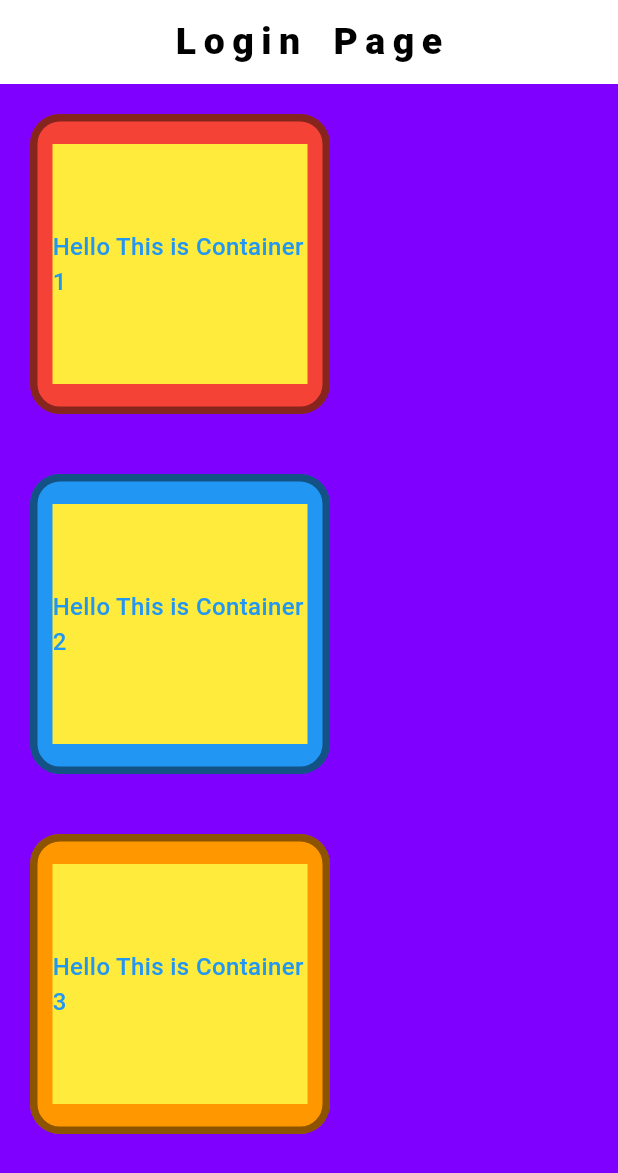
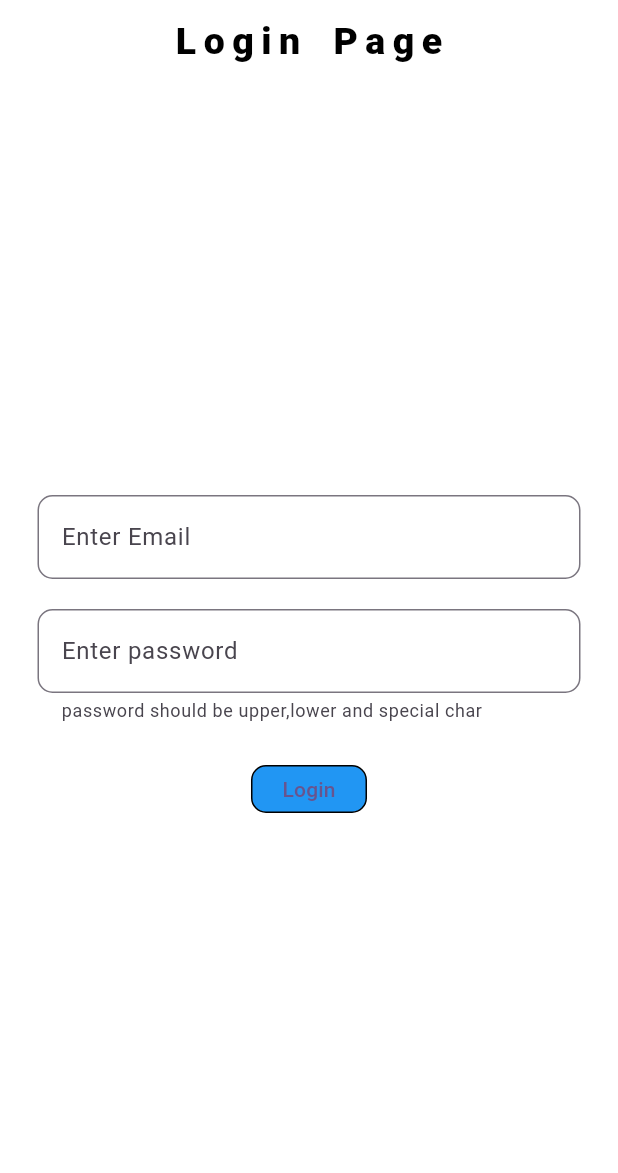
Before and after one commit to maheshmobileApp/morning7to8, a Flutter app: the screen it shows after launch, on a phone screen of 412 x 824 dp. Shown: the top 1173 px of the screen. Run offline on Flutter 3.47's test engine with Material 2 defaults, Android fonts, the phone set to English and light mode, and no system bars.

Commit message:
login validation

```diff
--- a/lib/Login/Login.dart
+++ b/lib/Login/Login.dart
@@ -8,6 +8,17 @@ class Login extends StatefulWidget {
 }
 
 class _LoginState extends State<Login> {
+  TextEditingController _emailControll = TextEditingController();
+  TextEditingController _passwordController = TextEditingController();
+//step 1: create form key
+  GlobalKey<FormState> formKey = GlobalKey<FormState>();
+
+  //step 2: wrap the widgets into Form
+
+  //step 3: assign the formkey to Form widget
+  //step 4: add the validator to textfield with some condition
+  //step 5: on the button action call the all validators
+
   @override
   Widget build(BuildContext context) {
     return Scaffold(
@@ -29,25 +40,118 @@ class _LoginState extends State<Login> {
           ],
           centerTitle: true,
         ),
-        backgroundColor: Color.fromRGBO(128, 0, 255, 1),
-        body: Column(
-          children: [
-            createContainer(Colors.red,Colors.black45,1),
-            createContainer(Colors.blue,Colors.black45,2),
-            createContainer(Colors.orange,Colors.black45,3)
-          ],
+        backgroundColor: Colors.white,
+        body: Container(
+          color: Colors.white,
+          margin: EdgeInsets.symmetric(horizontal: 25),
+          child: Form(
+            key: formKey,
+            child: Column(
+              mainAxisAlignment: MainAxisAlignment.center,
+              crossAxisAlignment: CrossAxisAlignment.center,
+              children: [
+                TextFormField(
+                  controller: _emailControll,
+                  keyboardType: TextInputType.emailAddress,
+                  // maxLines: 1,
+                  decoration: InputDecoration(
+                      hintText: "Enter Email",
+                      border: OutlineInputBorder(
+                          borderRadius: BorderRadius.circular(10))),
+                  validator: (value) {
+                    if (value!.isEmpty) {
+                      return "Please Enter Email";
+                    } else if (!isValidEmail(value)) {
+                      return "Please enter Valid email";
+                    } else {
+                      return null;
+                    }
+                  },
+                ),
+                SizedBox(
+                  height: 20,
+                ),
+                TextFormField(
+                    obscureText: true,
+                    controller: _passwordController,
+                    validator: (value) {
+                      if (value!.isEmpty) {
+
+                        return "Please Enter Password";
+
+                      } else {
+                        return null;
+                      }
+                    },
+                    decoration: InputDecoration(
+                        helperText:
+                            "password should be upper,lower and special char",
+                        hintText: "Enter Password",
+                        labelText: "Enter password",
+                        border: OutlineInputBorder(
+                            borderRadius: BorderRadius.circular(10)))),
+                SizedBox(
+                  height: 20,
+                ),
+                TextButton(
+                    onPressed: () {
+                      print("email value is ${_emailControll.text}");
+                      print("password value is ${_passwordController.text}");
+                      if (formKey.currentState!.validate()) {
+                        print("form is validated");
+                      } else {
+                        print("Not valid");
+                      }
+                    },
+                    child: Container(
+                        child: Padding(
+                          padding: const EdgeInsets.symmetric(
+                              horizontal: 20, vertical: 5),
+                          child: Text("Login"),
+                        ),
+                        decoration: BoxDecoration(
+                            color: Colors.blue,
+                            borderRadius: BorderRadius.circular(10),
+                            border: Border.all(color: Colors.black, width: 1))))
+              ],
+            ),
+          ),
         ));
   }
 
-  Widget createContainer(Color color,Color borderColor, int number) {
+  bool isValidEmail(String data) {
+    final emailRegExp = RegExp(r"^[a-zA-Z0-9.]+@[a-zA-Z0-9]+\.[a-zA-Z]+");
+    return emailRegExp.hasMatch(data);
+  } /*
+
+  Container(
+          width: 400,
+          height: 400,
+          color: Colors.red,
+          child: SingleChildScrollView(
+            child: Column(
+              mainAxisAlignment: MainAxisAlignment.spaceAround,
+              crossAxisAlignment: CrossAxisAlignment.end,
+              children: [
+                createContainer(Colors.red,Colors.black45,1),
+                createContainer(Colors.blue,Colors.black45,2),
+                createContainer(Colors.orange,Colors.black45,3),
+                  createContainer(Colors.orange,Colors.black45,3)
+              ],
+            ),
+          ),
+        )
+   */
+
+  Widget createContainer(Color color, Color borderColor, int number) {
     return Container(
       margin: EdgeInsets.all(20),
       decoration: BoxDecoration(
           color: color,
           borderRadius: BorderRadius.circular(20),
-          border: Border.all(color:borderColor, width: 5)),
-      width: 200,
-      height: 200,
+          border: Border.all(color: borderColor, width: 5)),
+      width: 100,
+      height: 100,
       // color: Color.fromRGBO(204, 204, 255, 1),
       padding: EdgeInsets.symmetric(vertical: 15, horizontal: 10),
       child: Container(
@@ -65,3 +169,4 @@ class _LoginState extends State<Login> {
 }
 
 //opacity range between 0 to 1
+// we have two textfields
```
Also changed, not shown: 2 other files.
